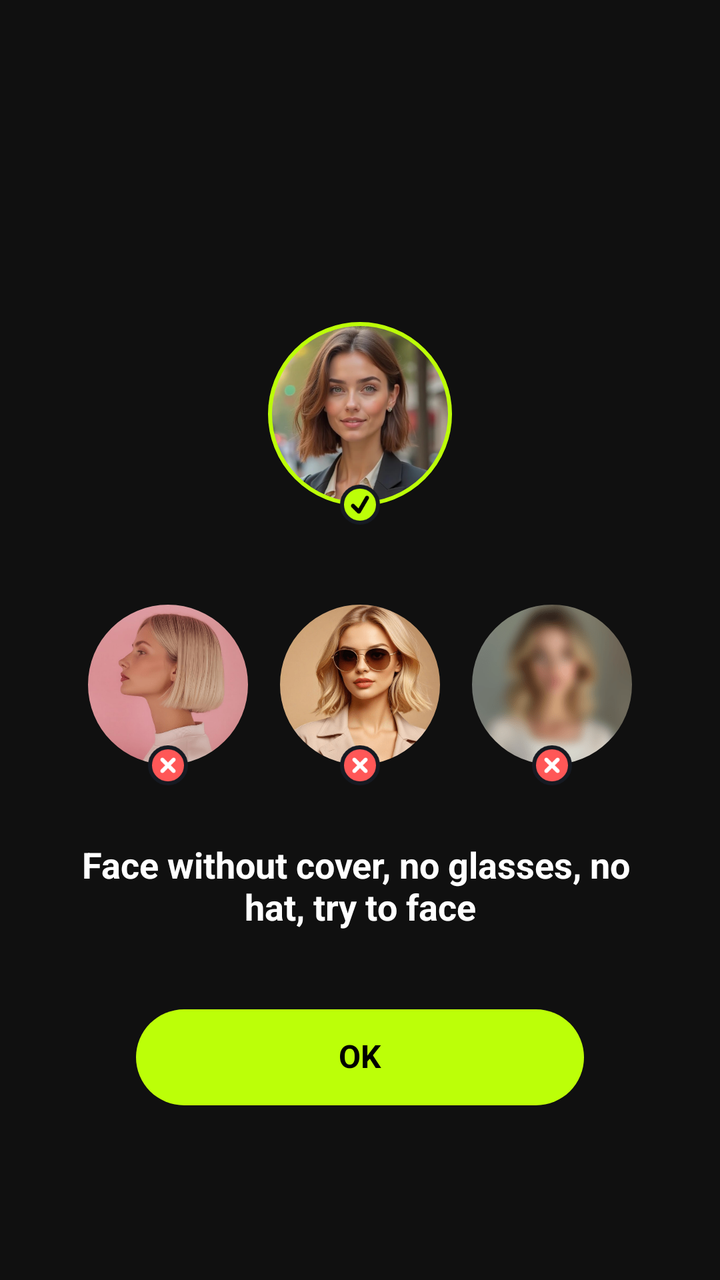
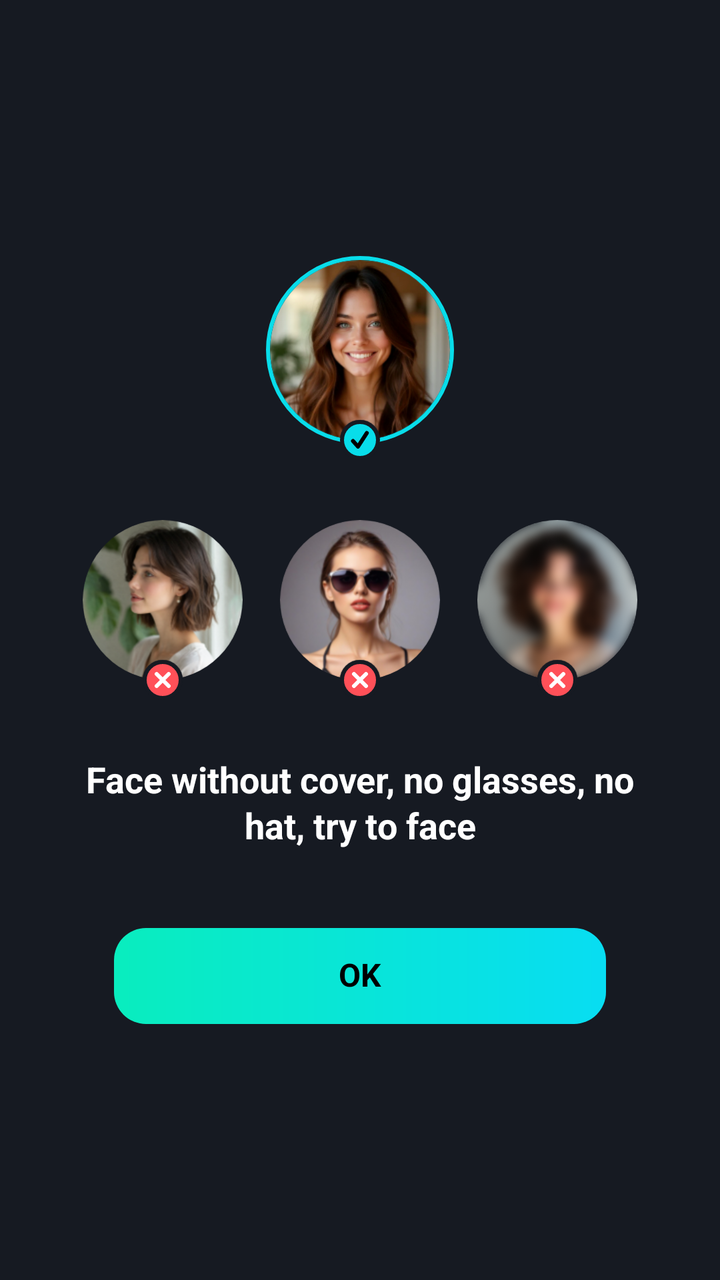

Compare the two renders of this Android layout. The source of the first and the diff that turns it into the second are given below.
<!-- AndroidManifest.xml: application theme AppTheme.A -->
<!-- res/layout/dialog_aswaphint.xml -->
<layout xmlns:android="http://schemas.android.com/apk/res/android"
    xmlns:app="http://schemas.android.com/apk/res-auto"
    xmlns:tools="http://schemas.android.com/tools">

    <data>

        <variable
            name="handler"
            type="com.a.dialog.ASwapHintDialog" />

        <variable
            name="gvm"
            type="com.face.util.GVM" />
    </data>

    <LinearLayout
        android:layout_width="match_parent"
        android:layout_height="match_parent"
        android:background="@color/colorAmainBg"
        android:orientation="vertical">


        <LinearLayout
            android:layout_width="wrap_content"
            android:layout_height="wrap_content"
            android:gravity="center"
            android:layout_marginTop="160dp"
            android:layout_gravity="center_horizontal"
            android:orientation="vertical">

            <com.google.android.material.imageview.ShapeableImageView
                app:shapeAppearanceOverlay="@style/shape_circle"
                android:layout_width="wrap_content"
                android:layout_height="wrap_content"
                app:strokeColor="#BCFF08"
                android:padding="2dp"
                app:strokeWidth="2dp"
                android:src="@mipmap/a_img_photoexample0" />

            <androidx.appcompat.widget.AppCompatImageView
                android:layout_width="wrap_content"
                android:layout_height="wrap_content"
                android:layout_marginTop="-12dp"
                android:src="@mipmap/a_icon_right" />

            <TextView
                android:layout_width="wrap_content"
                android:layout_height="wrap_content"
                android:layout_marginTop="1dp"
                android:visibility="gone"
                android:text="@string/clear_facial"
                android:textColor="#B2B2B2"
                android:textSize="11sp" />


        </LinearLayout>


        <LinearLayout
            android:layout_width="match_parent"
            android:layout_height="wrap_content"
            android:layout_marginHorizontal="36dp"
            android:layout_marginTop="40dp"
            android:gravity="center"
            android:orientation="horizontal">

            <LinearLayout
                android:layout_width="0dp"
                android:layout_height="wrap_content"
                android:layout_weight="1"
                android:gravity="center"
                android:orientation="vertical">

                <com.google.android.material.imageview.ShapeableImageView
                    app:shapeAppearanceOverlay="@style/shape_circle"
                    android:layout_width="wrap_content"
                    android:layout_height="wrap_content"
                    android:src="@mipmap/a_img_photoexample1" />

                <androidx.appcompat.widget.AppCompatImageView
                    android:layout_width="wrap_content"
                    android:layout_height="wrap_content"
                    android:layout_marginTop="-10dp"
                    android:src="@mipmap/a_icon_wrong" />

                <TextView
                    android:layout_width="wrap_content"
                    android:layout_height="wrap_content"
                    android:layout_marginTop="1dp"
                    android:text="@string/lateral_face"
                    android:visibility="gone"
                    android:textColor="#B2B2B2"
                    android:textSize="11sp" />


            </LinearLayout>

            <LinearLayout
                android:layout_width="0dp"
                android:layout_height="wrap_content"
                android:layout_weight="1"
                android:gravity="center"
                android:orientation="vertical">

                <com.google.android.material.imageview.ShapeableImageView
                    app:shapeAppearanceOverlay="@style/shape_circle"
                    android:layout_width="wrap_content"
                    android:layout_height="wrap_content"
                    android:src="@mipmap/a_img_photoexample2" />

                <androidx.appcompat.widget.AppCompatImageView
                    android:layout_width="wrap_content"
                    android:layout_height="wrap_content"
                    android:layout_marginTop="-10dp"
                    android:src="@mipmap/a_icon_wrong" />

                <TextView
                    android:layout_width="wrap_content"
                    android:layout_height="wrap_content"
                    android:layout_marginTop="1dp"
                    android:text="@string/face_covered"
                    android:visibility="gone"
                    android:textColor="#B2B2B2"
                    android:textSize="11sp" />


            </LinearLayout>

            <LinearLayout
                android:layout_width="0dp"
                android:layout_height="wrap_content"
                android:layout_weight="1"
                android:gravity="center"
                android:orientation="vertical">

                <com.google.android.material.imageview.ShapeableImageView
                    app:shapeAppearanceOverlay="@style/shape_circle"
                    android:layout_width="wrap_content"
                    android:layout_height="wrap_content"
                    android:src="@mipmap/a_img_photoexample3" />

                <androidx.appcompat.widget.AppCompatImageView
                    android:layout_width="wrap_content"
                    android:layout_height="wrap_content"
                    android:layout_marginTop="-10dp"
                    android:src="@mipmap/a_icon_wrong" />

                <TextView
                    android:layout_width="wrap_content"
                    android:layout_height="wrap_content"
                    android:layout_marginTop="1dp"
                    android:text="@string/too_vague"
                    android:visibility="gone"
                    android:textColor="#B2B2B2"
                    android:textSize="11sp" />


            </LinearLayout>
        </LinearLayout>
        <TextView
            android:layout_width="wrap_content"
            android:layout_height="wrap_content"
            android:layout_gravity="center"
            android:gravity="center"
            android:layout_marginTop="30dp"
            android:text="Face without cover, no glasses, no \nhat, try to face"
            android:textColor="#ffffff"
            android:textStyle="bold"
            android:textSize="18sp" />
        <TextView
            bindSingleClick="@{()->handler.onUploadClick()}"
            android:layout_width="match_parent"
            android:layout_height="48dp"
            android:layout_marginHorizontal="68dp"
            android:layout_marginTop="40dp"
            android:maxWidth="240dp"
            android:background="@drawable/a_btn_jb_r100"
            android:gravity="center"
            android:text="OK"
            android:textColor="#000000"
            android:textSize="16sp"
            android:textStyle="bold" />
    </LinearLayout>
</layout>
<!-- resources referenced by this layout -->
<resources>
  <color name="colorAmainBg">#101010</color>
  <!-- drawable a_btn_jb_r100 (drawable) -->
  <?xml version="1.0" encoding="utf-8"?>
  <shape xmlns:android="http://schemas.android.com/apk/res/android">
      <corners android:radius="100dp" />
      <gradient
          android:angle="0"
          android:endColor="#BCFF08"
          android:startColor="#BCFF08" />
  </shape>
  <!-- mipmap a_icon_right: png bitmap (mipmap-xxhdpi, 1954 bytes) -->
  <!-- mipmap a_icon_wrong: png bitmap (mipmap-xxhdpi, 1507 bytes) -->
  <!-- mipmap a_img_photoexample0: png bitmap (mipmap-xxhdpi, 144965 bytes) -->
  <!-- mipmap a_img_photoexample1: png bitmap (mipmap-xxhdpi, 26878 bytes) -->
  <!-- mipmap a_img_photoexample2: png bitmap (mipmap-xxhdpi, 36257 bytes) -->
  <!-- mipmap a_img_photoexample3: png bitmap (mipmap-xxhdpi, 18687 bytes) -->
  <string name="clear_facial">Clear facial</string>
  <string name="face_covered">Face covered</string>
  <string name="lateral_face">Lateral face</string>
  <string name="too_vague">Too vague</string>
  <style name="shape_circle">
          <item name="cornerFamily">rounded</item>
          <item name="cornerSize">50%</item>
      </style>
  <!-- unchanged entries left out for length: 1 -->
</resources>

<!-- the commit's change to res/layout/dialog_aswaphint.xml (unified diff, before → after) -->
@@ -1,184 +1,170 @@
+<?xml version="1.0" encoding="utf-8"?>
 <layout xmlns:android="http://schemas.android.com/apk/res/android"
-    xmlns:app="http://schemas.android.com/apk/res-auto"
-    xmlns:tools="http://schemas.android.com/tools">
+    xmlns:app="http://schemas.android.com/apk/res-auto">
 
     <data>
-
-        <variable
-            name="handler"
-            type="com.a.dialog.ASwapHintDialog" />
-
-        <variable
-            name="gvm"
-            type="com.face.util.GVM" />
+        <variable name="handler" type="com.a.dialog.ASwapHintDialog" />
+        <variable name="gvm" type="com.face.util.GVM" />
     </data>
 
-    <LinearLayout
+    <androidx.core.widget.NestedScrollView
         android:layout_width="match_parent"
         android:layout_height="match_parent"
-        android:background="@color/colorAmainBg"
-        android:orientation="vertical">
-
-
-        <LinearLayout
-            android:layout_width="wrap_content"
-            android:layout_height="wrap_content"
-            android:gravity="center"
-            android:layout_marginTop="160dp"
-            android:layout_gravity="center_horizontal"
-            android:orientation="vertical">
-
-            <com.google.android.material.imageview.ShapeableImageView
-                app:shapeAppearanceOverlay="@style/shape_circle"
-                android:layout_width="wrap_content"
-                android:layout_height="wrap_content"
-                app:strokeColor="#BCFF08"
-                android:padding="2dp"
-                app:strokeWidth="2dp"
-                android:src="@mipmap/a_img_photoexample0" />
-
-            <androidx.appcompat.widget.AppCompatImageView
-                android:layout_width="wrap_content"
-                android:layout_height="wrap_content"
-                android:layout_marginTop="-12dp"
-                android:src="@mipmap/a_icon_right" />
-
-            <TextView
-                android:layout_width="wrap_content"
-                android:layout_height="wrap_content"
-                android:layout_marginTop="1dp"
-                android:visibility="gone"
-                android:text="@string/clear_facial"
-                android:textColor="#B2B2B2"
-                android:textSize="11sp" />
-
-
-        </LinearLayout>
-
+        android:background="@color/a_swaphint_background"
+        android:fillViewport="true"
+        android:overScrollMode="never"
+        android:scrollbars="none">
 
         <LinearLayout
             android:layout_width="match_parent"
             android:layout_height="wrap_content"
-            android:layout_marginHorizontal="36dp"
-            android:layout_marginTop="40dp"
             android:gravity="center"
-            android:orientation="horizontal">
+            android:orientation="vertical"
+            android:paddingVertical="24dp">
 
             <LinearLayout
-                android:layout_width="0dp"
+                android:id="@+id/conExamples"
+                android:layout_width="match_parent"
                 android:layout_height="wrap_content"
-                android:layout_weight="1"
-                android:gravity="center"
+                android:gravity="center_horizontal"
                 android:orientation="vertical">
 
-                <com.google.android.material.imageview.ShapeableImageView
-                    app:shapeAppearanceOverlay="@style/shape_circle"
-                    android:layout_width="wrap_content"
-                    android:layout_height="wrap_content"
-                    android:src="@mipmap/a_img_photoexample1" />
+                <FrameLayout
+                    android:layout_width="94dp"
+                    android:layout_height="102dp">
 
-                <androidx.appcompat.widget.AppCompatImageView
-                    android:layout_width="wrap_content"
-                    android:layout_height="wrap_content"
-                    android:layout_marginTop="-10dp"
-                    android:src="@mipmap/a_icon_wrong" />
+                    <FrameLayout
+                        android:layout_width="94dp"
+                        android:layout_height="94dp"
+                        android:background="@drawable/a_bg_swaphint_correct">
+
+                        <com.google.android.material.imageview.ShapeableImageView
+                            android:id="@+id/imgCorrect"
+                            android:layout_width="90dp"
+                            android:layout_height="90dp"
+                            android:layout_gravity="center"
+                            android:contentDescription="@string/clear_facial"
+                            android:scaleType="centerCrop"
+                            android:src="@drawable/a_swaphint_example_correct"
+                            app:shapeAppearanceOverlay="@style/shape_circle" />
+                    </FrameLayout>
+
+                    <androidx.appcompat.widget.AppCompatImageView
+                        android:layout_width="20dp"
+                        android:layout_height="20dp"
+                        android:layout_gravity="bottom|center_horizontal"
+                        android:importantForAccessibility="no"
+                        android:src="@drawable/a_ic_swaphint_correct" />
+                </FrameLayout>
+
+                <LinearLayout
+                    android:id="@+id/linIncorrectExamples"
+                    android:layout_width="match_parent"
+                    android:layout_height="90dp"
+                    android:layout_marginHorizontal="32dp"
+                    android:layout_marginTop="30dp"
+                    android:orientation="horizontal">
+
+                    <FrameLayout
+                        android:layout_width="0dp"
+                        android:layout_height="match_parent"
+                        android:layout_weight="1">
+
+                        <com.google.android.material.imageview.ShapeableImageView
+                            android:layout_width="80dp"
+                            android:layout_height="80dp"
+                            android:layout_gravity="top|center_horizontal"
+                            android:contentDescription="@string/lateral_face"
+                            android:scaleType="centerCrop"
+                            android:src="@drawable/a_swaphint_example_profile"
+                            app:shapeAppearanceOverlay="@style/shape_circle" />
+
+                        <androidx.appcompat.widget.AppCompatImageView
+                            android:layout_width="20dp"
+                            android:layout_height="20dp"
+                            android:layout_gravity="bottom|center_horizontal"
+                            android:importantForAccessibility="no"
+                            android:src="@drawable/a_ic_swaphint_incorrect" />
+                    </FrameLayout>
+
+                    <FrameLayout
+                        android:layout_width="0dp"
+                        android:layout_height="match_parent"
+                        android:layout_weight="1">
+
+                        <com.google.android.material.imageview.ShapeableImageView
+                            android:layout_width="80dp"
+                            android:layout_height="80dp"
+                            android:layout_gravity="top|center_horizontal"
+                            android:contentDescription="@string/face_covered"
+                            android:scaleType="centerCrop"
+                            android:src="@drawable/a_swaphint_example_covered"
+                            app:shapeAppearanceOverlay="@style/shape_circle" />
+
+                        <androidx.appcompat.widget.AppCompatImageView
+                            android:layout_width="20dp"
+                            android:layout_height="20dp"
+                            android:layout_gravity="bottom|center_horizontal"
+                            android:importantForAccessibility="no"
+                            android:src="@drawable/a_ic_swaphint_incorrect" />
+                    </FrameLayout>
+
+                    <FrameLayout
+                        android:layout_width="0dp"
+                        android:layout_height="match_parent"
+                        android:layout_weight="1">
+
+                        <com.google.android.material.imageview.ShapeableImageView
+                            android:layout_width="80dp"
+                            android:layout_height="80dp"
+                            android:layout_gravity="top|center_horizontal"
+                            android:contentDescription="@string/too_vague"
+                            android:scaleType="centerCrop"
+                            android:src="@drawable/a_swaphint_example_blurred"
+                            app:shapeAppearanceOverlay="@style/shape_circle" />
+
+                        <androidx.appcompat.widget.AppCompatImageView
+                            android:layout_width="20dp"
+                            android:layout_height="20dp"
+                            android:layout_gravity="bottom|center_horizontal"
+                            android:importantForAccessibility="no"
+                            android:src="@drawable/a_ic_swaphint_incorrect" />
+                    </FrameLayout>
+                </LinearLayout>
 
                 <TextView
-                    android:layout_width="wrap_content"
+                    android:id="@+id/tvHint"
+                    android:layout_width="match_parent"
                     android:layout_height="wrap_content"
-                    android:layout_marginTop="1dp"
-                    android:text="@string/lateral_face"
-                    android:visibility="gone"
-                    android:textColor="#B2B2B2"
-                    android:textSize="11sp" />
-
-
-            </LinearLayout>
-
-            <LinearLayout
-                android:layout_width="0dp"
-                android:layout_height="wrap_content"
-                android:layout_weight="1"
-                android:gravity="center"
-                android:orientation="vertical">
-
-                <com.google.android.material.imageview.ShapeableImageView
-                    app:shapeAppearanceOverlay="@style/shape_circle"
-                    android:layout_width="wrap_content"
-                    android:layout_height="wrap_content"
-                    android:src="@mipmap/a_img_photoexample2" />
-
-                <androidx.appcompat.widget.AppCompatImageView
-                    android:layout_width="wrap_content"
-                    android:layout_height="wrap_content"
-                    android:layout_marginTop="-10dp"
-                    android:src="@mipmap/a_icon_wrong" />
+                    android:layout_marginHorizontal="42dp"
+                    android:layout_marginTop="30dp"
+                    android:breakStrategy="simple"
+                    android:gravity="center"
+                    android:includeFontPadding="false"
+                    android:lineSpacingExtra="2dp"
+                    android:text="@string/myface_without_cover"
+                    android:textColor="@color/colorAwhite"
+                    android:textSize="18sp"
+                    android:textStyle="bold" />
 
                 <TextView
-                    android:layout_width="wrap_content"
+                    android:id="@+id/btnConfirm"
+                    bindSingleClick="@{()->handler.onUploadClick()}"
+                    android:layout_width="match_parent"
                     android:layout_height="wrap_content"
-                    android:layout_marginTop="1dp"
-                    android:text="@string/face_covered"
-                    android:visibility="gone"
-                    android:textColor="#B2B2B2"
-                    android:textSize="11sp" />
-
-
-            </LinearLayout>
-
-            <LinearLayout
-                android:layout_width="0dp"
-                android:layout_height="wrap_content"
-                android:layout_weight="1"
-                android:gravity="center"
-                android:orientation="vertical">
-
-                <com.google.android.material.imageview.ShapeableImageView
-                    app:shapeAppearanceOverlay="@style/shape_circle"
-                    android:layout_width="wrap_content"
-                    android:layout_height="wrap_content"
-                    android:src="@mipmap/a_img_photoexample3" />
-
-                <androidx.appcompat.widget.AppCompatImageView
-                    android:layout_width="wrap_content"
-                    android:layout_height="wrap_content"
-                    android:layout_marginTop="-10dp"
-                    android:src="@mipmap/a_icon_wrong" />
-
-                <TextView
-                    android:layout_width="wrap_content"
-                    android:layout_height="wrap_content"
-                    android:layout_marginTop="1dp"
-                    android:text="@string/too_vague"
-                    android:visibility="gone"
-                    android:textColor="#B2B2B2"
-                    android:textSize="11sp" />
-
-
+                    android:layout_marginHorizontal="57dp"
+                    android:layout_marginTop="40dp"
+                    android:background="@drawable/a_bg_primary_gradient_pill"
+                    android:gravity="center"
+                    android:includeFontPadding="false"
+                    android:minHeight="48dp"
+                    android:paddingHorizontal="16dp"
+                    android:paddingVertical="12dp"
+                    android:text="@string/ok"
+                    android:textColor="@color/colorAblack"
+                    android:textSize="16sp"
+                    android:textStyle="bold" />
             </LinearLayout>
         </LinearLayout>
-        <TextView
-            android:layout_width="wrap_content"
-            android:layout_height="wrap_content"
-            android:layout_gravity="center"
-            android:gravity="center"
-            android:layout_marginTop="30dp"
-            android:text="Face without cover, no glasses, no \nhat, try to face"
-            android:textColor="#ffffff"
-            android:textStyle="bold"
-            android:textSize="18sp" />
-        <TextView
-            bindSingleClick="@{()->handler.onUploadClick()}"
-            android:layout_width="match_parent"
-            android:layout_height="48dp"
-            android:layout_marginHorizontal="68dp"
-            android:layout_marginTop="40dp"
-            android:maxWidth="240dp"
-            android:background="@drawable/a_btn_jb_r100"
-            android:gravity="center"
-            android:text="OK"
-            android:textColor="#000000"
-            android:textSize="16sp"
-            android:textStyle="bold" />
-    </LinearLayout>
+    </androidx.core.widget.NestedScrollView>
 </layout>
<!-- resource entries referenced after the edit -->
@@ -1,29 +1,80 @@
 <!-- resources referenced by this layout -->
 <resources>
-  <color name="colorAmainBg">#101010</color>
-  <!-- drawable a_btn_jb_r100 (drawable) -->
+  <color name="a_swaphint_background">#161A22</color>
+  <color name="colorAblack">#FF000000</color>
+  <color name="colorAwhite">#FFFFFFFF</color>
+  <!-- drawable a_bg_primary_gradient_pill (drawable) -->
   <?xml version="1.0" encoding="utf-8"?>
   <shape xmlns:android="http://schemas.android.com/apk/res/android">
-      <corners android:radius="100dp" />
+      <corners android:radius="16dp" />
       <gradient
           android:angle="0"
-          android:endColor="#BCFF08"
-          android:startColor="#BCFF08" />
+          android:endColor="#08DDF2"
+          android:startColor="#09EDBE" />
   </shape>
-  <!-- mipmap a_icon_right: png bitmap (mipmap-xxhdpi, 1954 bytes) -->
-  <!-- mipmap a_icon_wrong: png bitmap (mipmap-xxhdpi, 1507 bytes) -->
-  <!-- mipmap a_img_photoexample0: png bitmap (mipmap-xxhdpi, 144965 bytes) -->
-  <!-- mipmap a_img_photoexample1: png bitmap (mipmap-xxhdpi, 26878 bytes) -->
-  <!-- mipmap a_img_photoexample2: png bitmap (mipmap-xxhdpi, 36257 bytes) -->
-  <!-- mipmap a_img_photoexample3: png bitmap (mipmap-xxhdpi, 18687 bytes) -->
+  <!-- drawable a_bg_swaphint_correct (drawable) -->
+  <?xml version="1.0" encoding="utf-8"?>
+  <shape xmlns:android="http://schemas.android.com/apk/res/android"
+      android:shape="oval">
+      <solid android:color="@color/a_swaphint_background" />
+      <stroke android:width="2dp" android:color="@color/colorPrimaryA" />
+  </shape>
+  <!-- drawable a_ic_swaphint_correct (drawable) -->
+  <?xml version="1.0" encoding="utf-8"?>
+  <vector xmlns:android="http://schemas.android.com/apk/res/android"
+      android:width="20dp"
+      android:height="20dp"
+      android:viewportWidth="20"
+      android:viewportHeight="20">
+      <path
+          android:fillColor="@color/colorPrimaryA"
+          android:pathData="M10,1 A9,9 0,1 1,10,19 A9,9 0,1 1,10,1"
+          android:strokeColor="@color/a_swaphint_background"
+          android:strokeWidth="2" />
+      <path
+          android:fillColor="@android:color/transparent"
+          android:pathData="M6.5,10.5 L9,13.3 L13.4,6.5"
+          android:strokeColor="@color/colorAblack"
+          android:strokeLineCap="round"
+          android:strokeLineJoin="round"
+          android:strokeWidth="2" />
+  </vector>
+  <!-- drawable a_ic_swaphint_incorrect (drawable) -->
+  <?xml version="1.0" encoding="utf-8"?>
+  <vector xmlns:android="http://schemas.android.com/apk/res/android"
+      android:width="20dp"
+      android:height="20dp"
+      android:viewportWidth="20"
+      android:viewportHeight="20">
+      <path
+          android:fillColor="@color/a_swaphint_incorrect"
+          android:pathData="M10,1 A9,9 0,1 1,10,19 A9,9 0,1 1,10,1"
+          android:strokeColor="@color/a_swaphint_background"
+          android:strokeWidth="2" />
+      <path
+          android:fillColor="@android:color/transparent"
+          android:pathData="M7,7 L13,13 M13,7 L7,13"
+          android:strokeColor="@color/colorAwhite"
+          android:strokeLineCap="round"
+          android:strokeWidth="2" />
+  </vector>
+  <!-- drawable a_swaphint_example_blurred: png bitmap (drawable-nodpi, 50007 bytes) -->
+  <!-- drawable a_swaphint_example_correct: png bitmap (drawable-nodpi, 74158 bytes) -->
+  <!-- drawable a_swaphint_example_covered: png bitmap (drawable-nodpi, 48364 bytes) -->
+  <!-- drawable a_swaphint_example_profile: png bitmap (drawable-nodpi, 58176 bytes) -->
+  <color name="colorAmainBg">#101010</color>
   <string name="clear_facial">Clear facial</string>
   <string name="face_covered">Face covered</string>
   <string name="lateral_face">Lateral face</string>
+  <string name="myface_without_cover">Face without cover, no glasses, no hat, try to face</string>
+  <string name="ok">OK</string>
   <string name="too_vague">Too vague</string>
   <style name="shape_circle">
           <item name="cornerFamily">rounded</item>
           <item name="cornerSize">50%</item>
       </style>
+  <color name="colorPrimaryA">#08DDEA</color>
+  <color name="a_swaphint_incorrect">#FF5058</color>
   <!-- unchanged entries left out for length: 1 -->
 </resources>
 
